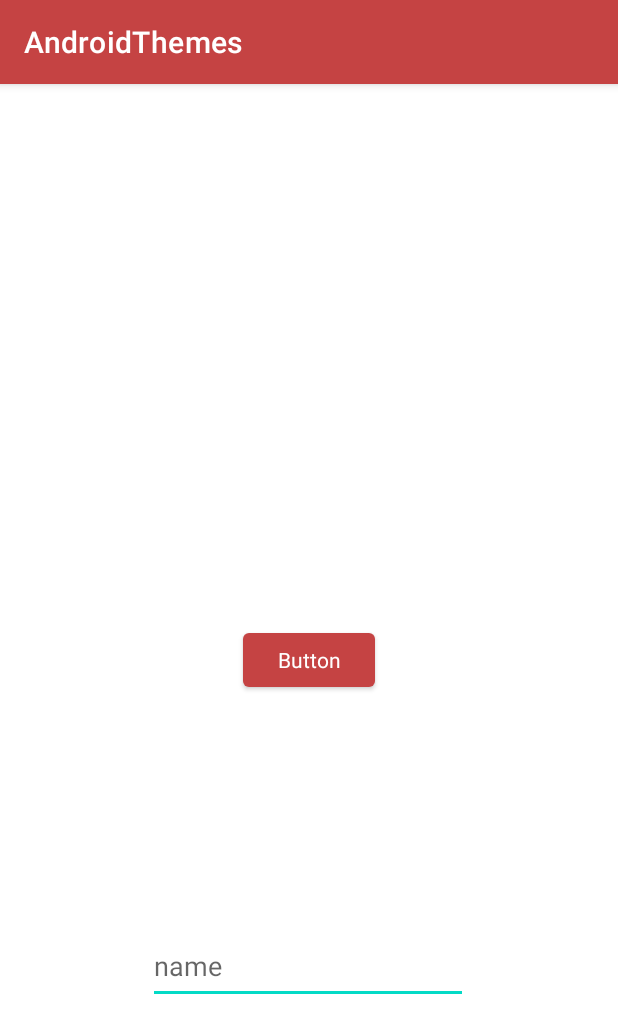
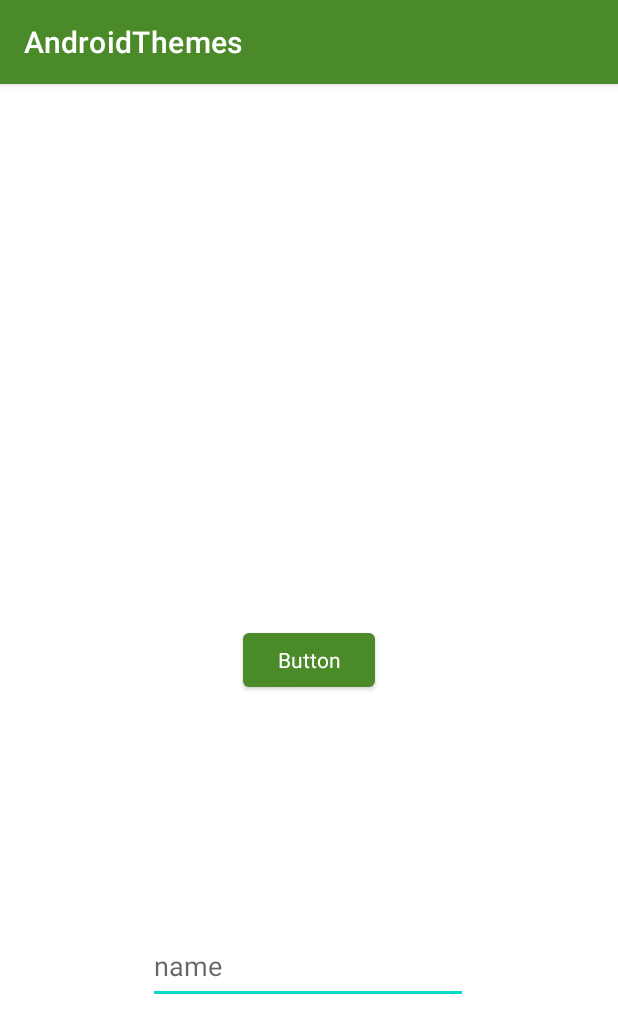
Before and after one commit to fatiq123/AndroidThemes, an Android app: the screen it shows after launch (MainActivity), on a phone screen of 412 x 824 dp. Shown: the top 1033 px of the screen. Run offline under Robolectric (Android 15) with nearby library versions, the phone set to English and light mode, and no system bars.

Commit message:
understand the actionBar and other themes

```diff
--- a/app/src/main/res/values/colors.xml
+++ b/app/src/main/res/values/colors.xml
@@ -5,7 +5,7 @@
 
 
     <!--These colors are used in app theme in actionbar-->
-    <color name="colorPrimary">#9710B6</color> <!-- Replace this with your desired primary color -->
+    <color name="colorPrimary">#4A8A28</color> <!-- Replace this with your desired primary color -->
     <color name="colorPrimaryVariant">#098805</color>
 
 
--- a/app/src/main/res/values/themes.xml
+++ b/app/src/main/res/values/themes.xml
@@ -12,7 +12,7 @@
     <!--custom theme-->
     <style name="MyTheme" parent="Theme.MaterialComponents.DayNight.DarkActionBar">
 
-        <item name="colorPrimary">@color/black</item>
+        <item name="colorPrimary">@color/colorPrimary</item>
         <item name="colorPrimaryVariant">@color/colorPrimaryVariant</item>
 
 
```
